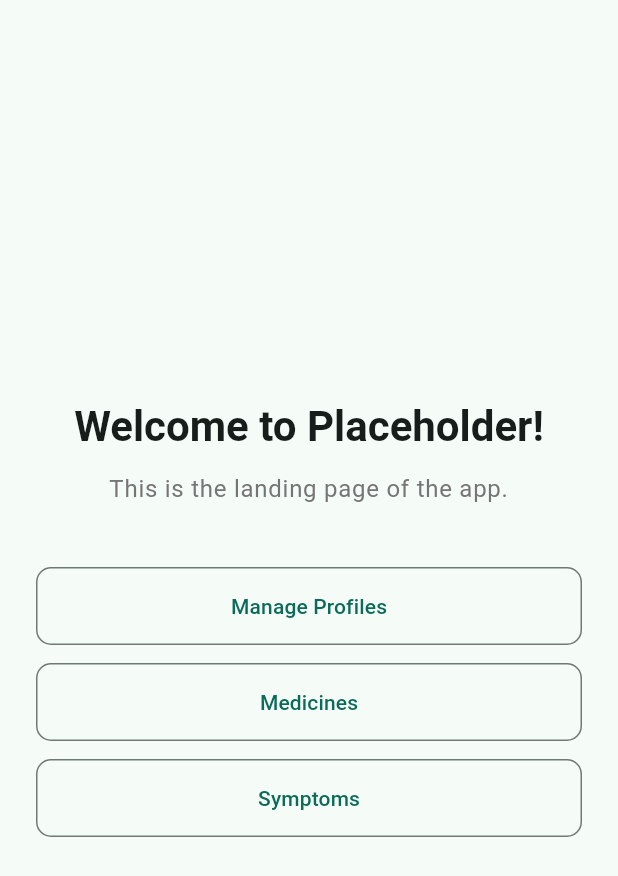
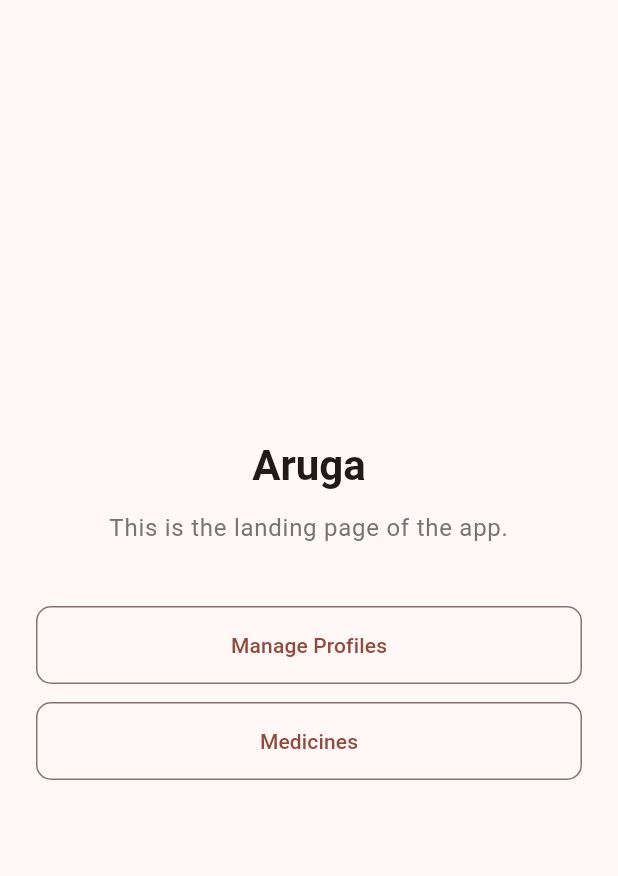
Before and after one commit to babkkin/prototype, a Flutter app: the screen it shows after launch, on a phone screen of 412 x 824 dp. Shown: the top 876 px of the screen. Run offline on Flutter 3.47's test engine with Material 3 defaults, Android fonts, the phone set to English and light mode, and no system bars; our stand-ins replace drift, pdf, printing; accounts and stored records are empty; generated files the repository leaves out were written again.

Commit message:
feat: update symptom names with translations and enhance UI elements

```diff
--- a/lib/main.dart
+++ b/lib/main.dart
@@ -30,7 +30,7 @@ class MyApp extends StatelessWidget {
       theme: ThemeData(
         // 1. Core color scheme — generates a full palette from one seed color
         colorScheme: ColorScheme.fromSeed(
-          seedColor: const Color(0xFF2E7D6B), // pick any brand color
+          seedColor: const Color.fromARGB(255, 187, 28, 0), // pick any brand color
         ),
         useMaterial3: true,
 
--- a/lib/screens/details.dart
+++ b/lib/screens/details.dart
@@ -324,7 +324,7 @@ class _VDivider extends StatelessWidget {
     return Container(
       width: 1,
       margin: const EdgeInsets.symmetric(horizontal: 8),
-      color: Theme.of(context).colorScheme.onPrimaryContainer.withOpacity(0.2),
+      color: Theme.of(context).colorScheme.onPrimaryContainer.withValues(alpha: 0.2),
     );
   }
 }
--- a/lib/screens/landing_page.dart
+++ b/lib/screens/landing_page.dart
@@ -22,7 +22,7 @@ class LandingPage extends StatelessWidget {
                 crossAxisAlignment: CrossAxisAlignment.stretch, // makes buttons full-width
                 children: [
                   Text(
-                    'Welcome to Placeholder!',
+                    'Aruga',
                     textAlign: TextAlign.center,
                     style: Theme.of(context).textTheme.headlineMedium?.copyWith(
                           fontWeight: FontWeight.bold,
@@ -66,7 +66,7 @@ class LandingPage extends StatelessWidget {
                   ),
                   const SizedBox(height: 12),
 
-                  OutlinedButton(
+                  /*OutlinedButton(
                     style: OutlinedButton.styleFrom(
                       padding: const EdgeInsets.symmetric(vertical: 16),
                     ),
@@ -77,7 +77,7 @@ class LandingPage extends StatelessWidget {
                       );
                     },
                     child: const Text('Symptoms'),
-                  ),
+                  ), DISABLED */
                 ],
               ),
             ),
```
Also changed, not shown: lib/screens/add_medication.dart (+4 -4 lines), assets/symptoms.json.
